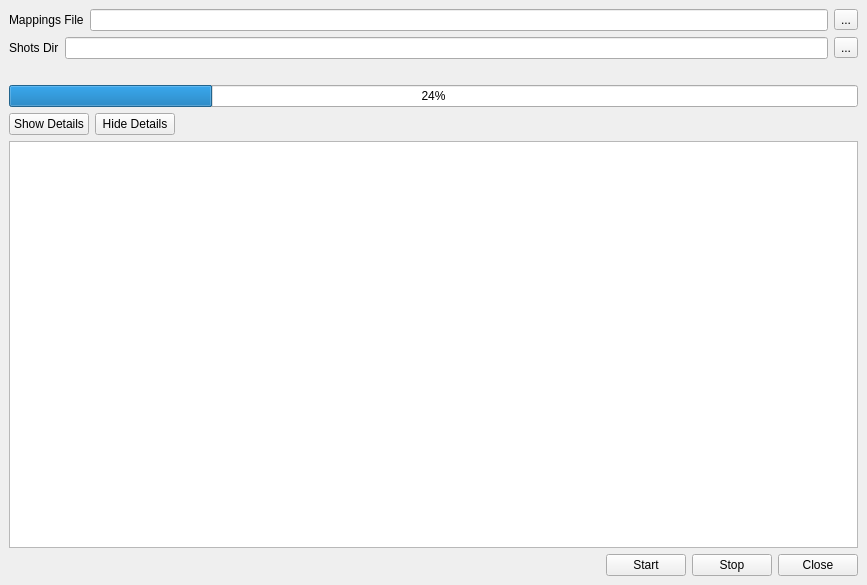
Qt form ui/main.ui (iceanimations/createShots) before a commit.
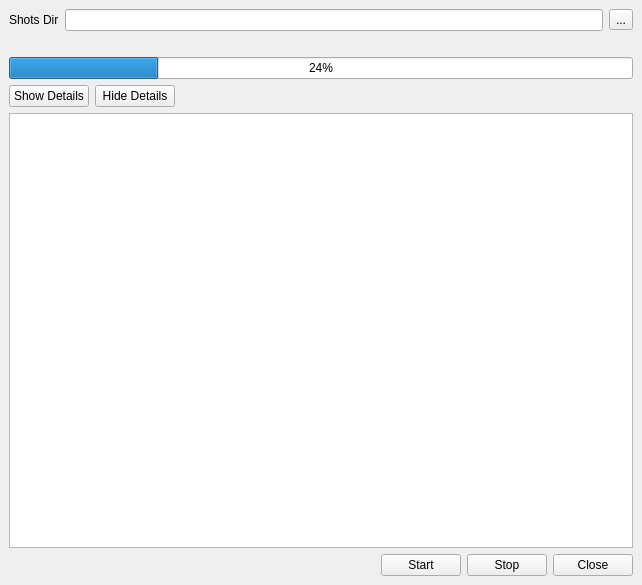
The same form after that commit.

What changed in the file:
```diff
--- a/ui/main.ui
+++ b/ui/main.ui
@@ -6,7 +6,7 @@
    <rect>
     <x>0</x>
     <y>0</y>
-    <width>867</width>
+    <width>642</width>
     <height>585</height>
    </rect>
   </property>
@@ -15,27 +15,6 @@
   </property>
   <widget class="QWidget" name="centralwidget">
    <layout class="QVBoxLayout" name="verticalLayout_2">
-    <item>
-     <layout class="QHBoxLayout" name="horizontalLayout">
-      <item>
-       <widget class="QLabel" name="label">
-        <property name="text">
-         <string>Mappings File</string>
-        </property>
-       </widget>
-      </item>
-      <item>
-       <widget class="QLineEdit" name="mappingsFilePathBox"/>
-      </item>
-      <item>
-       <widget class="QToolButton" name="browseButton1">
-        <property name="text">
-         <string>...</string>
-        </property>
-       </widget>
-      </item>
-     </layout>
-    </item>
     <item>
      <layout class="QHBoxLayout" name="shotsLayout">
       <item>
@@ -46,7 +25,11 @@
        </widget>
       </item>
       <item>
-       <widget class="QLineEdit" name="shotsFilePathBox"/>
+       <widget class="QLineEdit" name="shotsFilePathBox">
+        <property name="toolTip">
+         <string>Add sequence directory</string>
+        </property>
+       </widget>
       </item>
       <item>
        <widget class="QToolButton" name="browseButton2">
```
Left out of the diff: 5 changed lines with no effect on the pictures.
